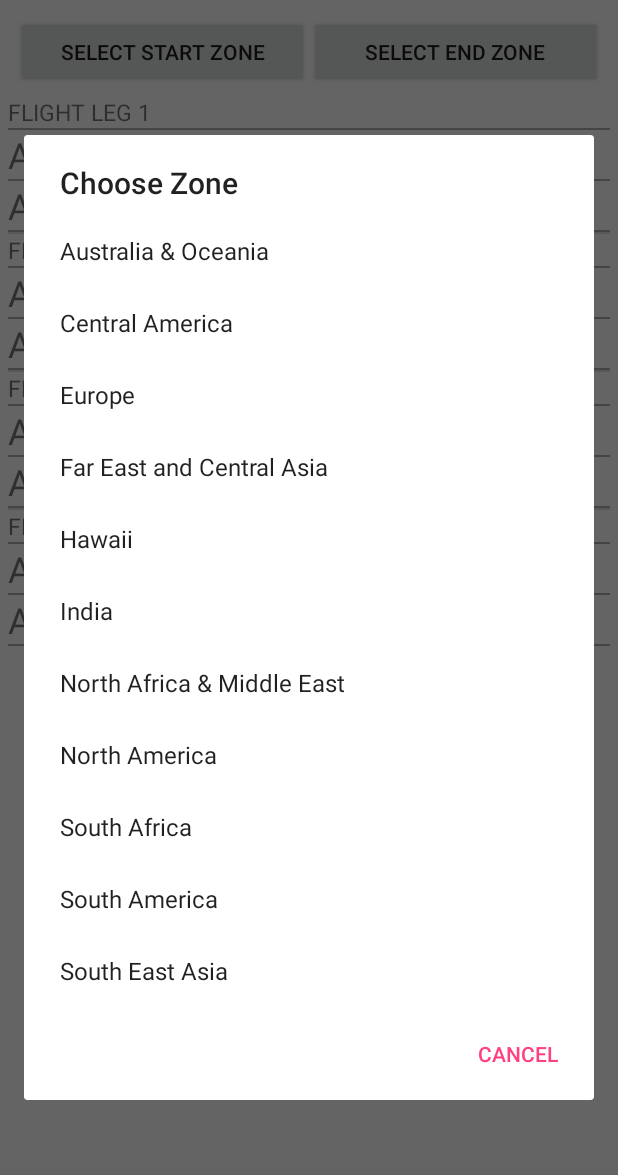
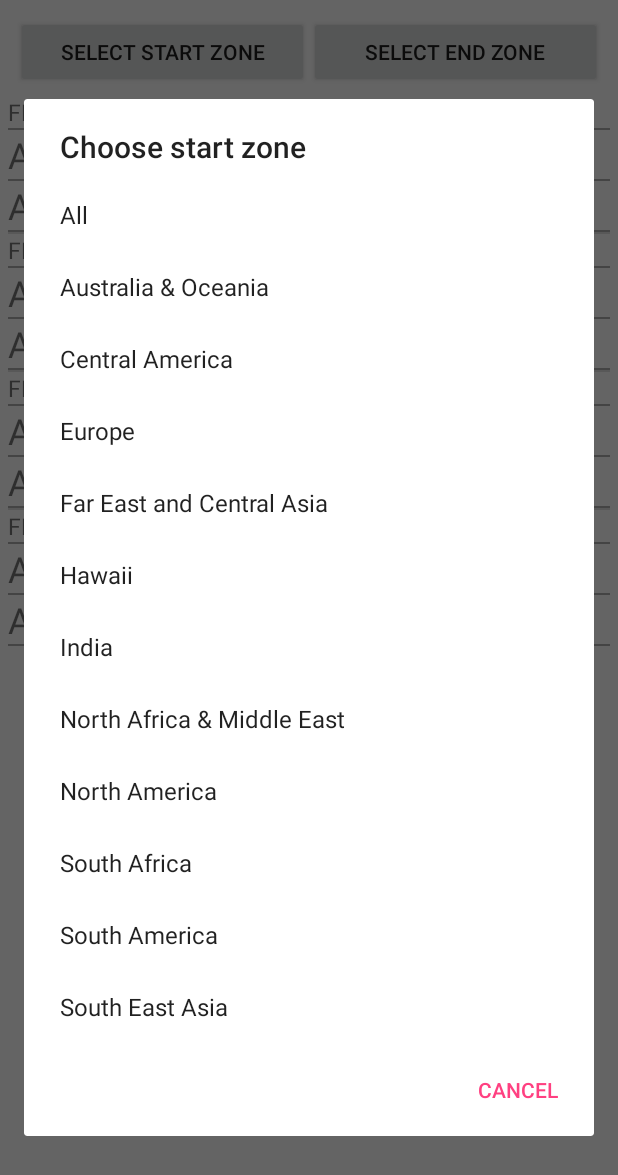
Before and after one commit to robsad/AwardRoutes2, an Android app: the screen it shows after launch (ScrollingActivity), after a tap on "SELECT START ZONE", on a phone screen of 412 x 824 dp. Shown: the top 1175 px of the screen. Run offline under Robolectric (Android 15) with nearby library versions, the phone set to English and light mode, and no system bars.

Commit message:
refactoring
refactoring, clearing code

```diff
--- a/app/src/main/java/pl/robertsadlowski/awardroutes/app/data/rulesModule/MMZoneFilter.java
+++ b/app/src/main/java/pl/robertsadlowski/awardroutes/app/data/rulesModule/MMZoneFilter.java
@@ -84,9 +84,7 @@ public class MMZoneFilter implements IZoneFilter {
 		if ((i == size-1) && (!endZone.equals(ALL)))
 			return endZone;
 		String countryName = formChoosen.getCountry(i);
-		System.out.println("i= " + i + " country= " +countryName);  //comment
 		if (!countryName.equals(ALL)) {
-			System.out.println("rulesModule.getCountryZone(country) = " + rulesModule.getCountryNameZone(countryName)); //comment
 			return rulesModule.getCountryNameZone(countryName);
 		}
 		String airportName = formChoosen.getAirport(i);
--- a/app/src/main/java/pl/robertsadlowski/awardroutes/app/logic/RouteLine.java
+++ b/app/src/main/java/pl/robertsadlowski/awardroutes/app/logic/RouteLine.java
@@ -113,6 +113,7 @@ public class RouteLine {
 			System.out.println("choosenAirports " + airports.getAirportsByCountryName(choosenCountry));
 			return airports.getAirportsByCountryName(choosenCountry);
 		}
+		//grupa początkowa portów na podstawie wyboru strefy - do dodania
 		System.out.println("emptyset -> choosenAirport " + choosenAirport);
 		return Collections.<String>emptySet();
 	}
--- a/app/src/main/java/pl/robertsadlowski/awardroutes/view/activities/ScrollingActivity.java
+++ b/app/src/main/java/pl/robertsadlowski/awardroutes/view/activities/ScrollingActivity.java
@@ -34,8 +34,7 @@ public class ScrollingActivity extends AppCompatActivity {
     private TextView textZoneEnd;
     private TextView textMileage;
 
-    private ArrayAdapter<String> adapter;
-    ArrayList<String> airportList;
+    private int countainerSize;
     private Container container;
     private FormChoosen formChoosen;
     private FormPossibles formPossibles;
@@ -51,7 +50,7 @@ public class ScrollingActivity extends AppCompatActivity {
 
         Application application = new Application(resources);
         ContainerManager containerManager = application.getContainerManager();
-        int countainerSize = 4;
+        countainerSize = 4;   //changable after adding UI
         container = containerManager.addCountainer(countainerSize);
 
         formChoosen = container.getFormChoosen();
@@ -63,25 +62,6 @@ public class ScrollingActivity extends AppCompatActivity {
         CustomMainListAdapter adapter = new CustomMainListAdapter(this, arrayOfUsers, formPossibles);
         listView.setAdapter(adapter);
 
-/*
-        listView.setOnItemClickListener(new AdapterView.OnItemClickListener() {
-            @Override
-            public void onItemClick(AdapterView<?> arg0, View arg1, int pos,
-                                    long arg3) {
-                if(pos < 4)
-                {
-                    Intent intent = new Intent(ScrollingActivity.this, SelectAirports.class);
-                    ArrayList<String> airportList = new ArrayList<String>(formPossibles.getAirports(pos));
-                    airportList.add(0,"All");
-                    intent.putExtra("Type","Airport City");
-                    intent.putStringArrayListExtra("List", airportList);
-                    intent.putExtra("Position",pos);
-                    startActivityForResult(intent,REQEST_CODE);
-                }
-            }
-        });
-*/
-
         buttonZoneStart = (Button) findViewById(R.id.zoneStart);
         buttonZoneEnd  = (Button) findViewById(R.id.zoneEnd);
         textZoneStart = (TextView) findViewById(R.id.textZoneStart);
@@ -90,26 +70,52 @@ public class ScrollingActivity extends AppCompatActivity {
         buttonZoneStart.setOnClickListener(new View.OnClickListener(){
             @Override
             public void onClick(View arg0) {
-                openButtonDialog();
+                openButtonDialog("start");
+            }});
+        buttonZoneEnd.setOnClickListener(new View.OnClickListener(){
+            @Override
+            public void onClick(View arg0) {
+                openButtonDialog("end");
             }});
 
     }
 
 
-    private void openButtonDialog(){
+    private void openButtonDialog(String phase){
         AlertDialog.Builder myDialog = new AlertDialog.Builder(ScrollingActivity.this);
-        myDialog.setTitle("Choose Zone");
-        final String[] targetArray = formPossibles.getZones(0).toArray(new String[formPossibles.getZones(0).size()]);
+        myDialog.setTitle("Choose " + phase + " zone");
+        final String[] targetArray =  getButtonTargetArray(phase);
+        final String phaseZone = phase;
         myDialog.setItems(targetArray, new DialogInterface.OnClickListener(){
             @Override
             public void onClick(DialogInterface dialog, int which) {
                 String item = targetArray[which];
-                buttonZoneStart.setText(item);
+                if (phaseZone.equals("start")) {
+                    buttonZoneStart.setText(item);
+                    formChoosen.setStartZone(item);
+                } else {
+                    buttonZoneEnd.setText(item);
+                    formChoosen.setEndZone(item);
+                }
+                formPossibles = container.calculateRoutes(formChoosen);
+                formsUpdate();
             }});
         myDialog.setNegativeButton("Cancel", null);
         myDialog.show();
     }
 
+    private String[] getButtonTargetArray(String phase) {
+        int position;
+        if (phase.equals("start"))  {
+            position = 0;
+        }
+        else {
+            position = countainerSize-1;
+        }
+        ArrayList<String> targetArray = new ArrayList<String>(formPossibles.getZones(position));
+        targetArray.add(0,"All");
+        return targetArray.toArray(new String[targetArray.size()]);
+    }
 
     public void onActivityResult(int requestCode, int resultCode, Intent intent) {
         System.out.println("requestCode: " + requestCode + " resultCode " + resultCode);
--- a/app/src/main/java/pl/robertsadlowski/awardroutes/view/adapters/CustomMainListAdapter.java
+++ b/app/src/main/java/pl/robertsadlowski/awardroutes/view/adapters/CustomMainListAdapter.java
@@ -82,6 +82,8 @@ public class CustomMainListAdapter extends ArrayAdapter<FormAirportData> {
             });
 
         return convertView;
+
+
     }
 
     static class Holder {
```
